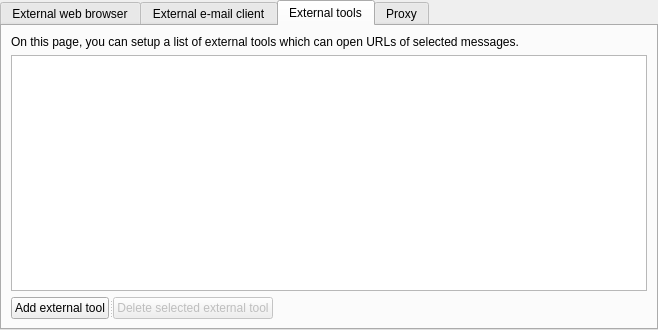
Qt form src/gui/settings/settingsbrowsermail.ui (martinrotter/rssguard) before a commit.
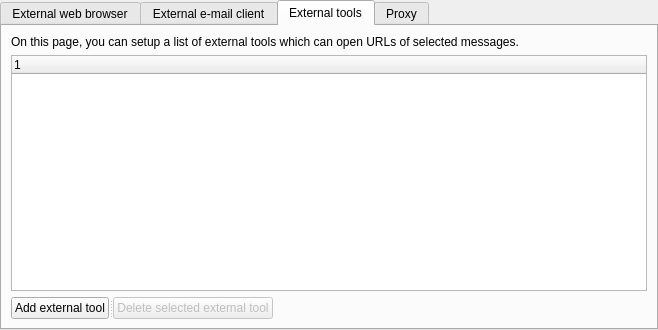
The same form after that commit. The open tabs and pages were chosen to show the change.

Commit message: External tools now support parameters.

```diff
--- a/src/gui/settings/settingsbrowsermail.ui
+++ b/src/gui/settings/settingsbrowsermail.ui
@@ -262,16 +262,30 @@
         </widget>
        </item>
        <item row="1" column="0" colspan="2">
-        <widget class="QListWidget" name="m_listTools">
+        <widget class="QTreeWidget" name="m_listTools">
          <property name="showDropIndicator" stdset="0">
           <bool>false</bool>
          </property>
          <property name="alternatingRowColors">
           <bool>true</bool>
          </property>
-         <property name="uniformItemSizes">
+         <property name="indentation">
+          <number>0</number>
+         </property>
+         <property name="uniformRowHeights">
           <bool>true</bool>
          </property>
+         <property name="itemsExpandable">
+          <bool>false</bool>
+         </property>
+         <property name="allColumnsShowFocus">
+          <bool>true</bool>
+         </property>
+         <column>
+          <property name="text">
+           <string notr="true">1</string>
+          </property>
+         </column>
         </widget>
        </item>
       </layout>
```
Left out of the diff: 23 changed lines with no effect on the pictures. The commit also changes 8 other files.
